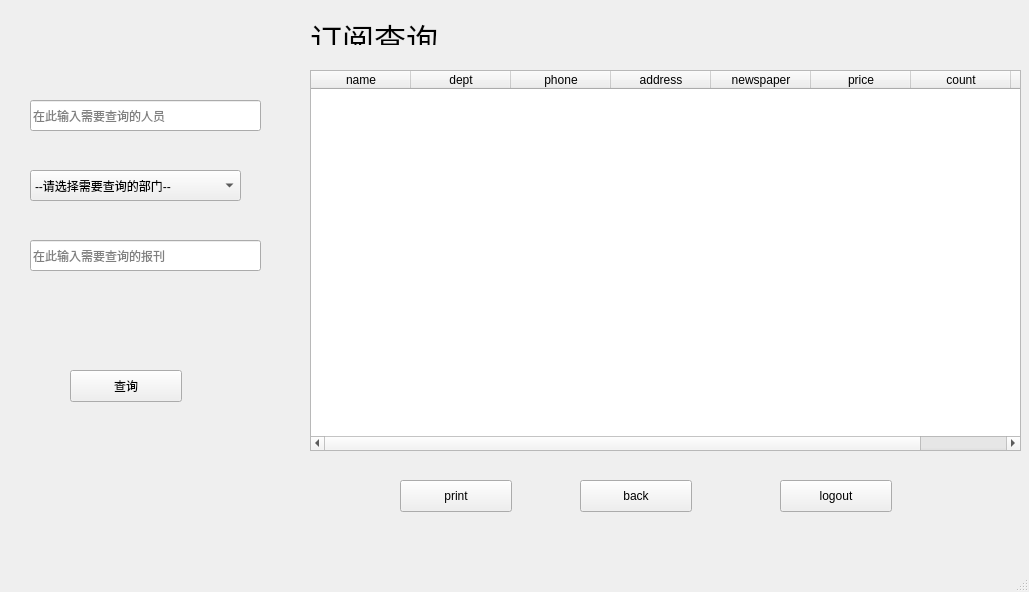
Old version of the form View/RootSearchWindow.ui in the repository drkying/ruanshe3.
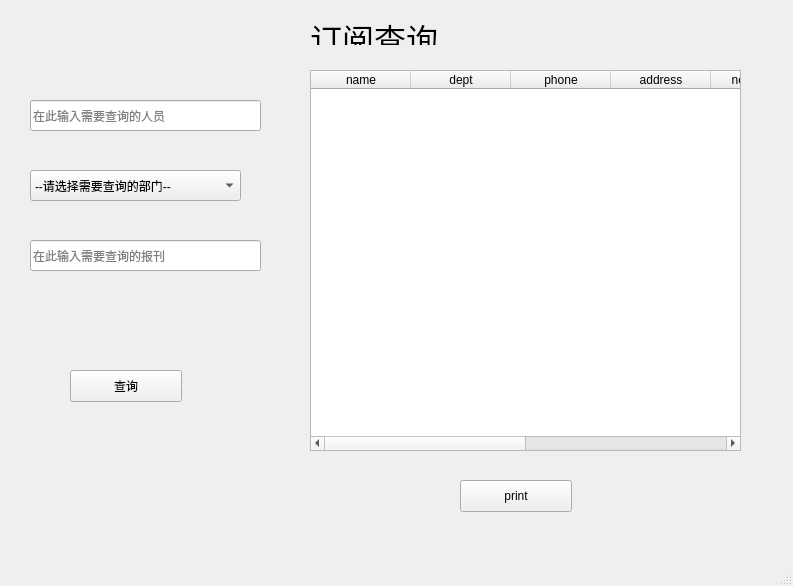
New version of the form. Icons and pictures are not drawn.

Patch:
```diff
--- a/View/RootSearchWindow.ui
+++ b/View/RootSearchWindow.ui
@@ -6,39 +6,18 @@
    <rect>
     <x>0</x>
     <y>0</y>
-    <width>1029</width>
-    <height>592</height>
+    <width>793</width>
+    <height>586</height>
    </rect>
   </property>
   <property name="windowTitle">
    <string>MainWindow</string>
   </property>
   <widget class="QWidget" name="centralwidget">
-   <widget class="QPushButton" name="pushButton_logout">
-    <property name="geometry">
-     <rect>
-      <x>780</x>
-      <y>480</y>
-      <width>112</width>
-      <height>32</height>
-     </rect>
-    </property>
-    <property name="focusPolicy">
-     <enum>Qt::StrongFocus</enum>
-    </property>
-    <property name="text">
-     <string>logout</string>
-    </property>
-    <property name="icon">
-     <iconset>
-      <normalon>:/icon/log-out.png</normalon>
-     </iconset>
-    </property>
-   </widget>
    <widget class="QPushButton" name="pushButton_print">
     <property name="geometry">
      <rect>
-      <x>400</x>
+      <x>460</x>
       <y>480</y>
       <width>112</width>
       <height>32</height>
@@ -199,7 +178,7 @@
      <rect>
       <x>310</x>
       <y>70</y>
-      <width>711</width>
+      <width>431</width>
       <height>381</height>
      </rect>
     </property>
@@ -250,27 +229,6 @@
      </property>
     </column>
    </widget>
-   <widget class="QPushButton" name="pushButton_back">
-    <property name="geometry">
-     <rect>
-      <x>580</x>
-      <y>480</y>
-      <width>112</width>
-      <height>32</height>
-     </rect>
-    </property>
-    <property name="focusPolicy">
-     <enum>Qt::StrongFocus</enum>
-    </property>
-    <property name="text">
-     <string>back</string>
-    </property>
-    <property name="icon">
-     <iconset>
-      <normalon>:/icon/back.png</normalon>
-     </iconset>
-    </property>
-   </widget>
   </widget>
   <widget class="QMenuBar" name="menubar">
    <property name="geometry">
```
Left out of the diff: 2 changed lines with no effect on the pictures.
